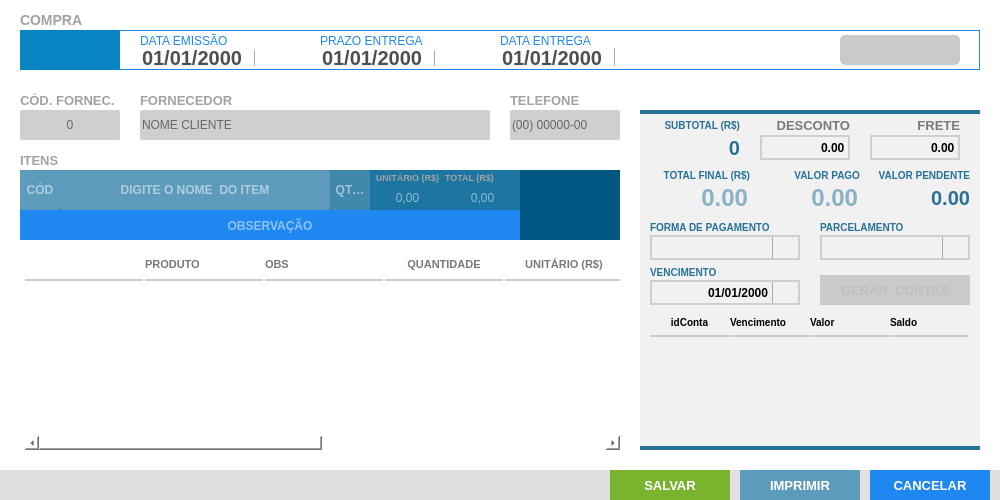
First picture: the form in UI_Files/formCompras.ui, repository andrersp/controleEstoque, before the edit.
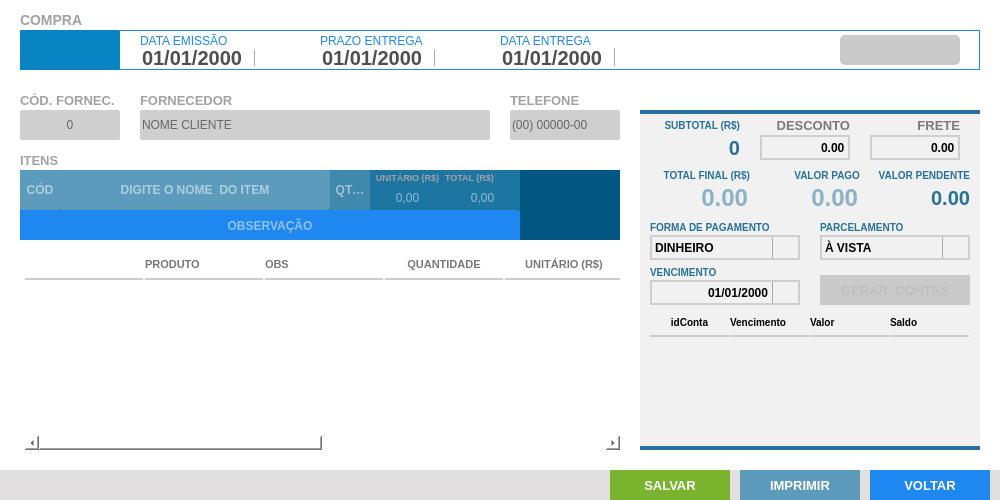
Second picture: the form after the edit. Icons and pictures are not drawn.

What changed in the file:
```diff
--- a/UI_Files/formCompras.ui
+++ b/UI_Files/formCompras.ui
@@ -102,7 +102,7 @@
 }</string>
      </property>
      <property name="text">
-      <string>CANCELAR</string>
+      <string>VOLTAR</string>
      </property>
      <property name="iconSize">
       <size>
@@ -1118,7 +1118,7 @@
      <property name="font">
       <font>
        <family>Segoe UI</family>
-       <pointsize>10</pointsize>
+       <pointsize>9</pointsize>
        <weight>75</weight>
        <bold>true</bold>
       </font>
@@ -1143,7 +1143,7 @@
      <property name="font">
       <font>
        <family>Segoe UI</family>
-       <pointsize>10</pointsize>
+       <pointsize>9</pointsize>
        <weight>75</weight>
        <bold>true</bold>
       </font>
@@ -1168,7 +1168,7 @@
      <property name="font">
       <font>
        <family>Segoe UI</family>
-       <pointsize>10</pointsize>
+       <pointsize>9</pointsize>
        <weight>75</weight>
        <bold>true</bold>
       </font>
@@ -1193,7 +1193,7 @@
      <property name="font">
       <font>
        <family>Segoe UI</family>
-       <pointsize>10</pointsize>
+       <pointsize>9</pointsize>
        <weight>75</weight>
        <bold>true</bold>
       </font>
@@ -1218,7 +1218,7 @@
      <property name="font">
       <font>
        <family>Segoe UI</family>
-       <pointsize>10</pointsize>
+       <pointsize>9</pointsize>
        <weight>75</weight>
        <bold>true</bold>
       </font>
@@ -1243,7 +1243,7 @@
      <property name="font">
       <font>
        <family>Segoe UI</family>
-       <pointsize>10</pointsize>
+       <pointsize>9</pointsize>
        <weight>75</weight>
        <bold>true</bold>
       </font>
@@ -1251,6 +1251,15 @@
      <property name="textAlignment">
       <set>AlignCenter</set>
      </property>
+     <property name="foreground">
+      <brush brushstyle="SolidPattern">
+       <color alpha="255">
+        <red>80</red>
+        <green>79</green>
+        <blue>79</blue>
+       </color>
+      </brush>
+     </property>
     </column>
     <column>
      <property name="text">
@@ -1615,11 +1624,6 @@
 }
 </string>
      </property>
-     <item>
-      <property name="text">
-       <string/>
-      </property>
-     </item>
      <item>
       <property name="text">
        <string>DINHEIRO</string>
@@ -1712,11 +1716,6 @@
 }
 </string>
      </property>
-     <item>
-      <property name="text">
-       <string/>
-      </property>
-     </item>
      <item>
       <property name="text">
        <string>À VISTA</string>
```
Left out of the diff: 36 changed lines with no effect on the pictures.
